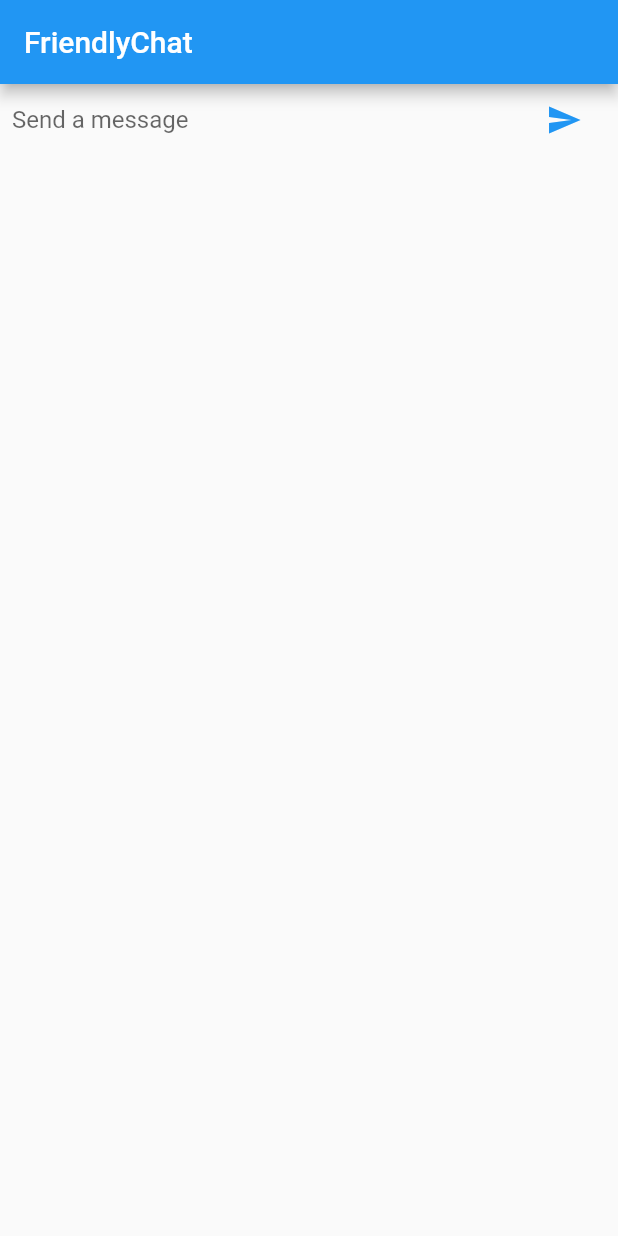
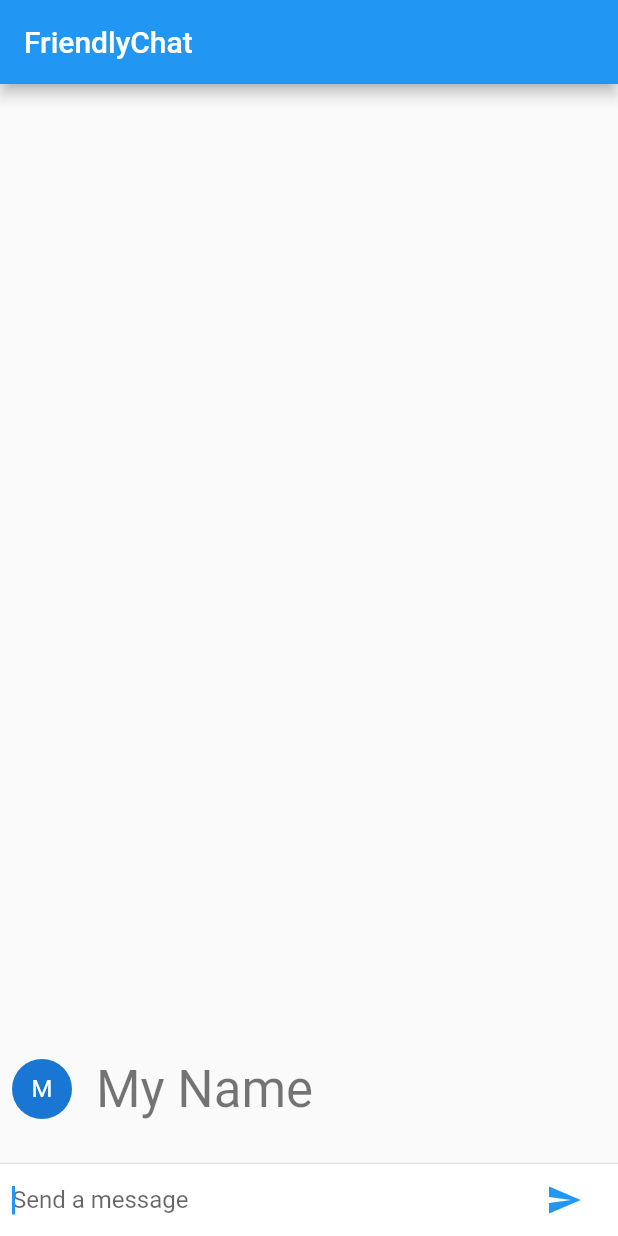
Before and after one commit to hideyuk1-jp/flutter_beautiful_uis, a Flutter app: the screen it shows after launch, after a tap on the "send" icon, on a phone screen of 412 x 824 dp. Run offline on Flutter 3.47's test engine with Material 2 defaults, Android fonts, the phone set to English and light mode, and no system bars.

```diff
--- a/lib/main.dart
+++ b/lib/main.dart
@@ -3,6 +3,8 @@ import 'package:flutter/material.dart';
 void main() {
   runApp(MyApp());
 }
+
+String _name = 'My Name';
 
 class MyApp extends StatelessWidget {
   // This widget is the root of your application.
@@ -26,13 +28,44 @@ class FriendlyChatApp extends StatelessWidget {
   }
 }
 
+class ChatMessage extends StatelessWidget {
+  ChatMessage({this.text});
+  final String text;
+  @override
+  Widget build(BuildContext context) {
+    return Container(
+      child: Row(
+        crossAxisAlignment: CrossAxisAlignment.start,
+        children: [
+          Container(
+            margin: const EdgeInsets.only(right: 16.0),
+            child: CircleAvatar(child: Text(_name[0])),
+          ),
+          Column(
+            crossAxisAlignment: CrossAxisAlignment.start,
+            children: [
+              Text(_name, style: Theme.of(context).textTheme.headline4),
+              Container(
+                margin: EdgeInsets.only(top: 5.0),
+                child: Text(text),
+              ),
+            ],
+          ),
+        ],
+      ),
+    );
+  }
+}
+
 class ChatScreen extends StatefulWidget {
   @override
   _ChatScreenState createState() => _ChatScreenState();
 }
 
 class _ChatScreenState extends State<ChatScreen> {
+  final List<ChatMessage> _messages = [];
   final _textController = TextEditingController();
+  final FocusNode _focusNode = FocusNode();
 
   @override
   Widget build(BuildContext context) {
@@ -40,7 +73,25 @@ class _ChatScreenState extends State<ChatScreen> {
       appBar: AppBar(
         title: Text('FriendlyChat'),
       ),
-      body: _buildTextComposer(),
+      body: Column(
+        children: [
+          Flexible(
+            child: ListView.builder(
+              padding: EdgeInsets.all(8.0),
+              reverse: true,
+              itemBuilder: (_, int index) => _messages[index],
+              itemCount: _messages.length,
+            ),
+          ),
+          Divider(height: 1.0),
+          Container(
+            decoration: BoxDecoration(
+              color: Theme.of(context).cardColor,
+            ),
+            child: _buildTextComposer(),
+          ),
+        ],
+      ),
     );
   }
 
@@ -58,6 +109,7 @@ class _ChatScreenState extends State<ChatScreen> {
                 decoration: InputDecoration.collapsed(
                   hintText: 'Send a message',
                 ),
+                focusNode: _focusNode,
               ),
             ),
             Container(
@@ -74,5 +126,12 @@ class _ChatScreenState extends State<ChatScreen> {
 
   void _handleSubmitted(String text) {
     _textController.clear();
+    ChatMessage message = ChatMessage(
+      text: text,
+    );
+    setState(() {
+      _messages.insert(0, message);
+    });
+    _focusNode.requestFocus();
   }
 }
```
